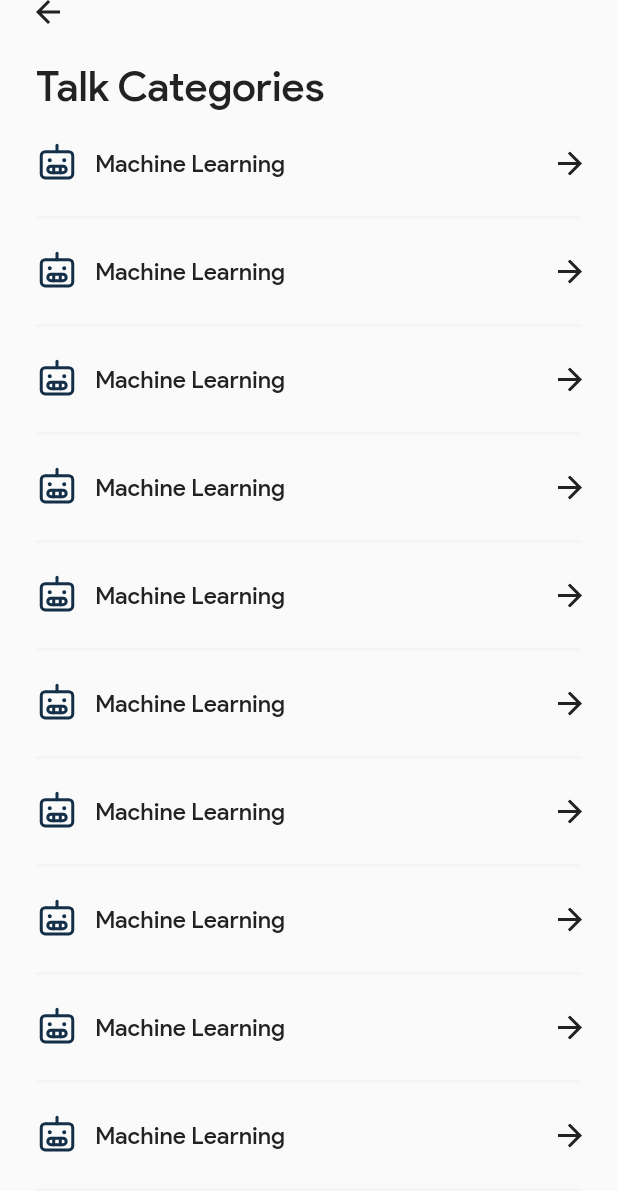
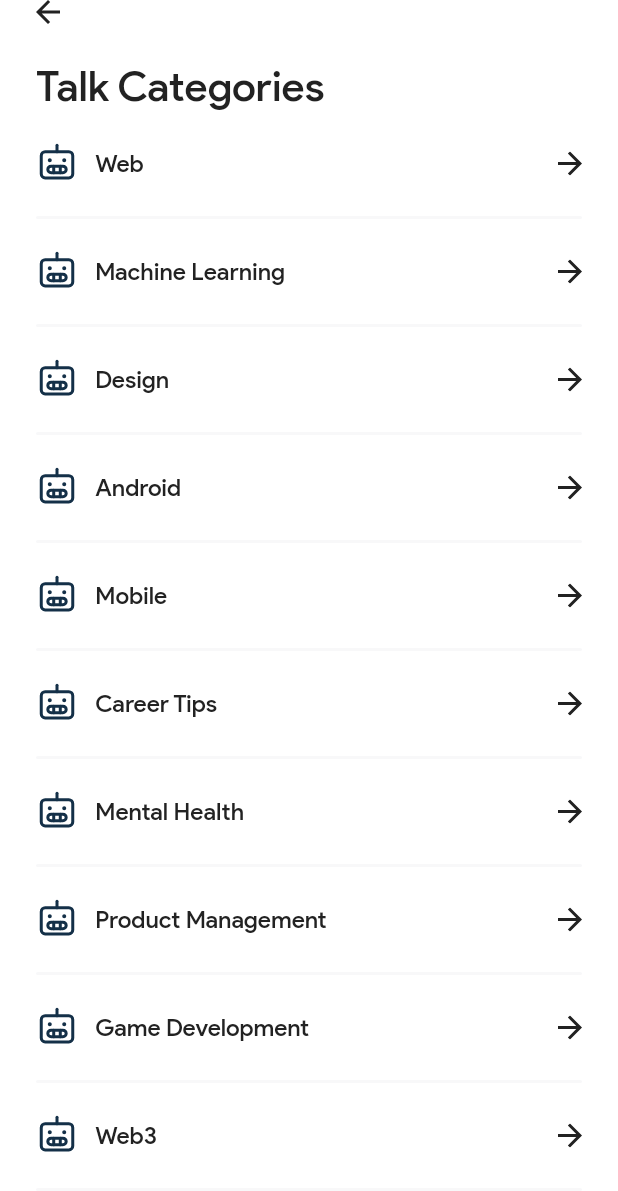
Before and after one commit to geektutor/devfestlagos2022, a Flutter app: the TalkCategoriesSubPage screen opened directly, on a phone screen of 412 x 824 dp. Shown: the top 1191 px of the screen. Run offline on Flutter 3.47's test engine with Material 2 defaults, Android fonts, the phone set to English and light mode, and no system bars; our stand-ins replace card_swiper, firebase_core, flutter_svg, gap, hooks_riverpod; accounts and stored records are empty; generated files the repository leaves out were written again; project files that could hold a hidden picture were left out.

Commit message:
:sparkles: feat: talk sub categories

```diff
--- a/lib/core/router/routes.dart
+++ b/lib/core/router/routes.dart
@@ -8,4 +8,5 @@ abstract class Routes {
   static const controllerPage = '/controller_page';
   static const speakerPage = '/speaker_page';
   static const moreInfoPage = '/more_info_page';
+  static const allTalkPage = '/all_talk_page';
 }
--- a/lib/views/controller_page/tabs/home/sub_pages/talk_categories_sub_page.dart
+++ b/lib/views/controller_page/tabs/home/sub_pages/talk_categories_sub_page.dart
@@ -7,12 +7,32 @@ import 'package:flutter_svg/svg.dart';
 import 'package:gap/gap.dart';
 import 'package:hooks_riverpod/hooks_riverpod.dart';
 
+import '../../../../../widgets/app_bar.dart';
+
 class TalkCategoriesSubPage extends HookConsumerWidget {
   const TalkCategoriesSubPage({Key? key}) : super(key: key);
 
   @override
   Widget build(BuildContext context, ref) {
-    return ListView(
+    List<String> categories = [
+      'Web',
+      'Machine Learning',
+      'Design',
+      'Android',
+      'Mobile',
+      'Career Tips',
+      'Mental Health',
+      'Product Management',
+      'Game Development',
+      'Web3'
+    ];
+    return Scaffold(
+      backgroundColor: AppColors.white,
+      appBar: const EmptyAppBar(
+        color: AppColors.white,
+      ),
+      body: SafeArea(
+        child: ListView(
           padding: const EdgeInsets.symmetric(horizontal: 24),
           children: [
             Row(
@@ -32,8 +52,10 @@ class TalkCategoriesSubPage extends HookConsumerWidget {
                 fontWeight: FontWeight.w500,
               ),
             ),
-        for (var i = 0; i < 10; i++)
             Column(
+              children: categories
+                  .map(
+                    (e) => Column(
                       children: [
                         const Gap(21),
                         Row(
@@ -42,7 +64,7 @@ class TalkCategoriesSubPage extends HookConsumerWidget {
                             SvgPicture.asset('robot'.svg),
                             const Gap(11.5),
                             Text(
-                    'Machine Learning',
+                              e,
                               style: const TextStyle(
                                 color: AppColors.grey0,
                                 fontSize: 16,
@@ -64,7 +86,12 @@ class TalkCategoriesSubPage extends HookConsumerWidget {
                         )
                       ],
                     ),
+                  )
+                  .toList(),
+            )
           ],
+        ),
+      ),
     );
   }
 }
--- a/lib/views/speakers_page/speakers_page.dart
+++ b/lib/views/speakers_page/speakers_page.dart
@@ -3,6 +3,8 @@ import 'package:devfest/widgets/speaker_card.dart';
 import 'package:flutter/material.dart';
 import 'package:gap/gap.dart';
 import 'package:devfest/widgets/touchable_opacity.dart';
+
+import '../../widgets/app_bar.dart';
 
 class SpeakersPage extends StatefulWidget {
   const SpeakersPage({Key? key}) : super(key: key);
@@ -58,11 +60,13 @@ class _SpeakersPageState extends State<SpeakersPage> {
   Widget build(BuildContext context) {
     return Scaffold(
       backgroundColor: AppColors.white,
+      appBar: const EmptyAppBar(
+        color: AppColors.white,
+      ),
       body: SafeArea(
         child: ListView(
           padding: const EdgeInsets.symmetric(horizontal: 24),
           children: [
-            const Gap(28),
             const Text(
               'Speakers',
               style: TextStyle(
```
Also changed, not shown: lib/core/router/router.dart (+7 -0 lines), lib/core/state/viewmodels/controller_vm.dart (+3 -4 lines), lib/views/controller_page/tabs/home/home_page.dart (+5 -5 lines). Lines whose indentation alone changed are shown as unchanged.
